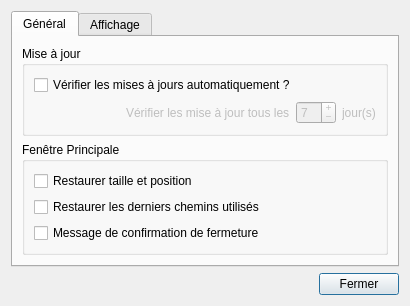
Chucky2401/Minecraft-Advancements, file Minecraft_Advancements/settings/dia_parametres.ui: the form before one commit.
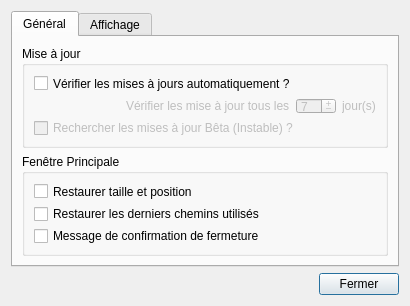
The form after the commit.

Diff of the .ui file:
```diff
--- a/Minecraft_Advancements/settings/dia_parametres.ui
+++ b/Minecraft_Advancements/settings/dia_parametres.ui
@@ -111,6 +111,16 @@
             </item>
            </layout>
           </item>
+          <item>
+           <widget class="QCheckBox" name="cbBeta">
+            <property name="enabled">
+             <bool>false</bool>
+            </property>
+            <property name="text">
+             <string>Rechercher les mises à jour Bêta (Instable) ?</string>
+            </property>
+           </widget>
+          </item>
          </layout>
         </widget>
        </item>
```
